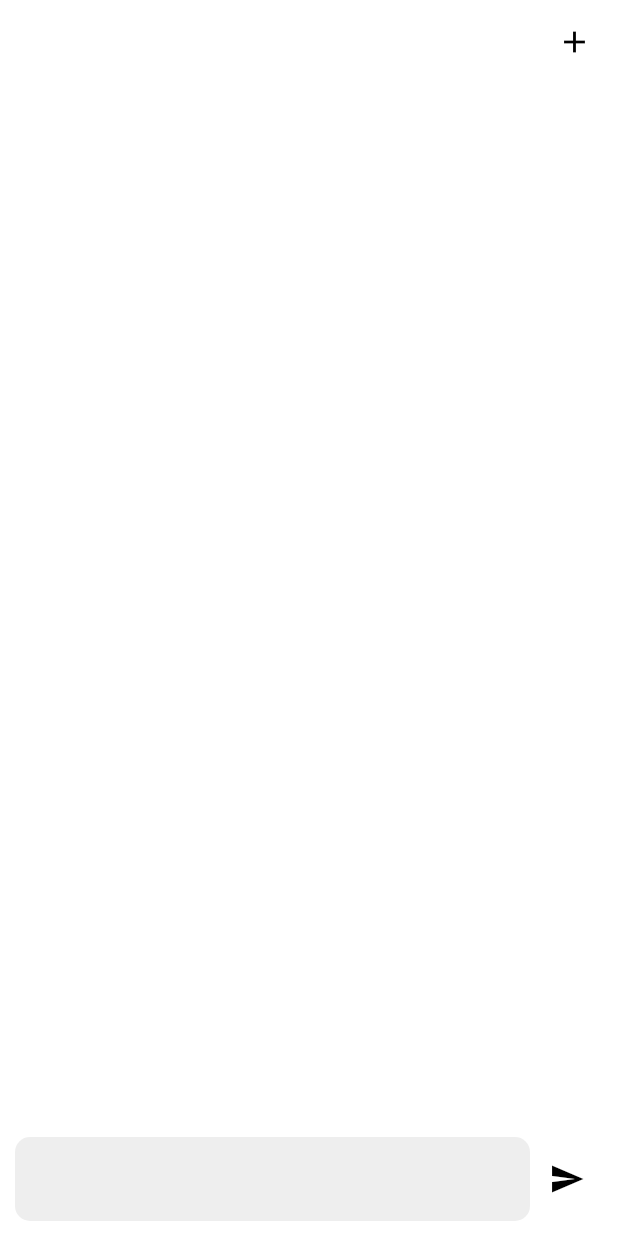
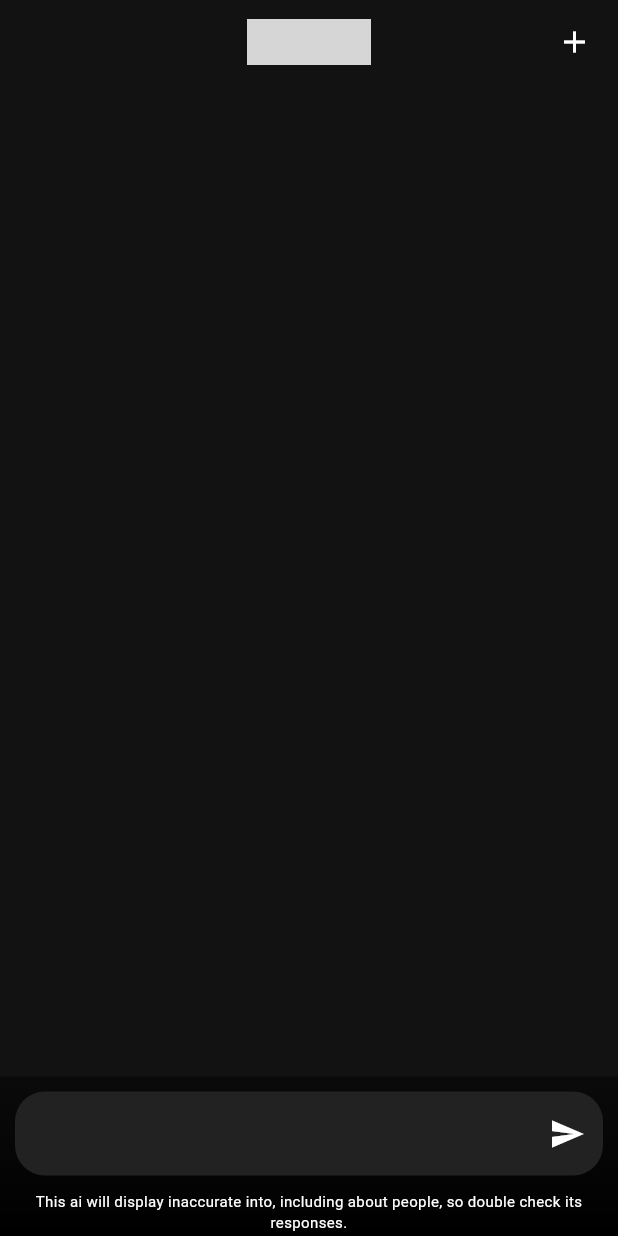
Before and after one commit to VectorCropCommunity/flutter_gemini, a Flutter app: the screen it shows after launch, after a tap on the "send" icon, on a phone screen of 412 x 824 dp. Run offline on Flutter 3.47's test engine with Material 3 defaults, Android fonts, the light colour scheme and no system bars; our stand-ins replace cached_network_image, flutter_markdown, flutter_tts, get, google_generative_ai; missing offline and left inert: hidable; grey boxes are pictures that could not be loaded.

Commit message:
added tts

```diff
--- a/lib/app/data/theme.dart
+++ b/lib/app/data/theme.dart
@@ -49,6 +49,6 @@ ThemeData darkTheme = ThemeData(
     bodyMedium: TextStyle(color: Colors.white), // Adjust for readability
   ),
   inputDecorationTheme: InputDecorationTheme(
-    fillColor: Colors.grey[800], // Adjust for background clarity
+    fillColor: const Color.fromARGB(255, 34, 34, 34), // Adjust for background clarity
   ),
 );
--- a/lib/app/data/themeController.dart
+++ b/lib/app/data/themeController.dart
@@ -2,7 +2,7 @@ import 'package:get/get.dart';
 import 'package:flutter/material.dart';
 
 class ThemeController extends GetxController {
-  final RxBool _isDarkMode = RxBool(false); // Initially set to light theme
+  final RxBool _isDarkMode = RxBool(true); // Initially set to light theme
 
   bool get isDarkMode => _isDarkMode.value;
 
--- a/lib/app/modules/home/controllers/home_controller.dart
+++ b/lib/app/modules/home/controllers/home_controller.dart
@@ -1,8 +1,10 @@
+import 'dart:io';
 import 'dart:ui';
 
 import 'package:flutter/material.dart';
 import 'package:flutter/services.dart';
 import 'package:flutter/widgets.dart';
+import 'package:flutter_tts/flutter_tts.dart';
 import 'package:get/get.dart';
 import 'package:google_generative_ai/google_generative_ai.dart';
 import 'package:wa_bot/app/data/chatClass.dart';
@@ -12,8 +14,27 @@ class HomeController extends GetxController {
   TextEditingController textFieldController = TextEditingController();
   RxBool isGenerating = RxBool(false);
   ScrollController scrollController = ScrollController();
+  String apiKey = geminiApi;
+  FlutterTts tts = FlutterTts();
 
   late List<Chat> messages = <Chat>[].obs;
+
+  @override
+  void onInit() {
+    resetChat();
+    tts.setLanguage('en-US');
+    tts.setPitch(0.9);
+    tts.setSpeechRate(0.5);
+    super.onInit();
+  }
+
+  @override
+  void onClose() {
+    tts.stop();
+    super.onClose();
+  }
+
+  ttsFun() {}
 
   @override
   void onReady() {
@@ -45,7 +66,7 @@ class HomeController extends GetxController {
         apiKey: geminiApi,
       );
 
-      final content = [Content.text("$prompt [reply in markdown]")];
+      final content = [Content.text("$prompt")];
       try {
         await model.generateContent(content).then((value) {
           addToChat(value.text.toString());
@@ -76,4 +97,57 @@ class HomeController extends GetxController {
   resetChat() {
     messages.clear();
   }
+
+  toSpeech(text) {
+    tts.speak(text);
+  }
+
+  stopSpeech() {}
+
+  // chat(prompt) async {
+  //   prompt = prompt.toString().trim();
+
+  //   if (prompt.toString().isNotEmpty) {
+  //     messages
+  //         .add(Chat(text: "$prompt", date: DateTime.now(), isSentByMe: true));
+  //     isGenerating.value = true;
+  //     textFieldController.clear();
+  //     goToBottom();
+
+  // For text-only input, use the gemini-pro model
+  //     final model = GenerativeModel(
+  //       model: 'gemini-pro',
+  //       apiKey: apiKey,
+  //       generationConfig: GenerationConfig(maxOutputTokens: 100),
+  //     );
+  //     // Initialize the chat
+  //     final chat = model.startChat(
+  //       history: [
+  //         Content.text("Hi"),
+  //         Content.model(
+  //           [TextPart('Great to meet you. What would you like to know?')],
+  //         )
+  //       ],
+  //     );
+  //     var content = Content.text('$prompt');
+
+  //     try {
+  //       await chat.sendMessage(content).then(
+  //         (value) {
+  //           addToChat(value.text.toString());
+  //           isGenerating.value = false;
+  //           goToBottom();
+  //         },
+  //       );
+  //     } on Exception catch (e) {
+  //       print(e);
+  //       Get.showSnackbar(GetSnackBar(
+  //         title: "Error",
+  //         backgroundColor: Get.theme.colorScheme.error,
+  //         message: "$e",
+  //       ));
+  //       isGenerating.value = false;
+  //     }
+  //   }
+  // }
 }
--- a/lib/app/modules/home/views/home_view.dart
+++ b/lib/app/modules/home/views/home_view.dart
@@ -1,4 +1,5 @@
 import 'package:flutter/material.dart';
+import 'package:flutter/widgets.dart';
 
 import 'package:get/get.dart';
 import 'package:hidable/hidable.dart';
@@ -15,6 +16,13 @@ class HomeView extends GetView<HomeController> {
       appBar: Hidable(
         controller: controller.scrollController,
         child: AppBar(
+          centerTitle: true,
+          title: Image(
+            image: AssetImage(
+              "./assets/gemini.png",
+            ),
+            width: Get.width / 5,
+          ),
           actions: [
             Container(
               margin: const EdgeInsets.all(5),
@@ -34,34 +42,45 @@ class HomeView extends GetView<HomeController> {
           ],
         ),
       ),
+      extendBody: true,
       bottomNavigationBar: Container(
+        padding: const EdgeInsets.all(10),
+        height: Get.height / 7.75,
         width: Get.width,
-        margin: const EdgeInsets.all(10),
-        child: Row(
-            mainAxisAlignment: MainAxisAlignment.center,
-            crossAxisAlignment: CrossAxisAlignment.center,
+        decoration: const BoxDecoration(
+            gradient: LinearGradient(
+                colors: [Colors.black, Colors.transparent],
+                begin: Alignment.bottomCenter,
+                end: Alignment(0, -2.5))),
+        child: Column(
           children: [
-              SizedBox(
-                width: Get.width / 1.2,
+            Container(
+              decoration: BoxDecoration(
+                  color: Get.theme.inputDecorationTheme.fillColor,
+                  borderRadius: BorderRadius.circular(20)),
+              width: Get.width,
+              // padding: EdgeInsets.only(right: 10),
+              // margin: const EdgeInsets.all(10),
+              child: Row(children: [
+                Expanded(
                   child: TextField(
                     controller: controller.textFieldController,
-                  decoration: InputDecoration(
-                    contentPadding: const EdgeInsets.all(16),
-                    border: OutlineInputBorder(
-                        borderRadius: BorderRadius.circular(10),
-                        borderSide: BorderSide.none),
-                    filled: true,
+                    decoration: const InputDecoration(
+                      contentPadding: EdgeInsets.all(16),
+                      border: OutlineInputBorder(borderSide: BorderSide.none),
                     ),
                   ),
                 ),
-              const Spacer(),
                 Obx(() => controller.isGenerating.value
                     ? const IconButton(
                         onPressed: null,
                         icon: CircularProgressIndicator.adaptive())
                     : IconButton(
                         onPressed: () {
-                        if (controller.textFieldController.value.text != " ") {
+                          if (controller.textFieldController.value.text !=
+                              " ") {
+                            // controller.generate(
+                            //     controller.textFieldController.value.text);
                             controller.generate(
                                 controller.textFieldController.value.text);
                           }
@@ -71,31 +90,32 @@ class HomeView extends GetView<HomeController> {
                       ))
               ]),
             ),
-      body: Center(
-        child: Column(
-          //chat screen
-          children: [
-            Expanded(
-                child: Obx(
-              () => ListView.custom(
+            const SizedBox(
+              height: 10,
+            ),
+            const Text(
+              'This ai will display inaccurate into, including about people, so double check its responses.',
+              textAlign: TextAlign.center,
+              style: TextStyle(fontSize: 10),
+            )
+          ],
+        ),
+      ),
+      body: Obx(
+        () => Padding(
+          padding: const EdgeInsets.all(20.0),
+          child: ListView.custom(
             controller: controller.scrollController,
             physics: const ClampingScrollPhysics(),
             childrenDelegate: SliverChildBuilderDelegate(
                 childCount: controller.messages.length, (context, index) {
-                  return Obx(() => controller.messages[index].isSentByMe
-                      ? Align(
-                          alignment: Alignment.centerRight,
-                          child: chatBubble(controller.messages[index].text),
-                        )
-                      : Align(
-                          alignment: Alignment.centerLeft,
-                          child: chatBubbleReciever(
-                              controller.messages[index].text),
-                        ));
+              return Obx(
+                () => controller.messages[index].isSentByMe
+                    ? chatBubble(controller.messages[index].text)
+                    : chatBubbleReciever(controller.messages[index].text),
+              );
             }),
           ),
-            ))
-          ],
         ),
       ),
     );
--- a/pubspec.yaml
+++ b/pubspec.yaml
@@ -13,6 +13,7 @@ dependencies:
   flutter_markdown: 0.6.21
   cached_network_image: 3.3.1
   rename: 3.0.2
+  flutter_tts: 4.0.1
   flutter:
     sdk: flutter
 
@@ -22,4 +23,6 @@ dev_dependencies:
     sdk: flutter
 
 flutter:
+  assets:
+    - assets/
   uses-material-design: true
```
Also changed, not shown: lib/app/data/widget.dart (+136 -25 lines), assets/bard.png (added), assets/gemini.png (added), pubspec.lock, 11 other files. Lines whose indentation alone changed are shown as unchanged.
